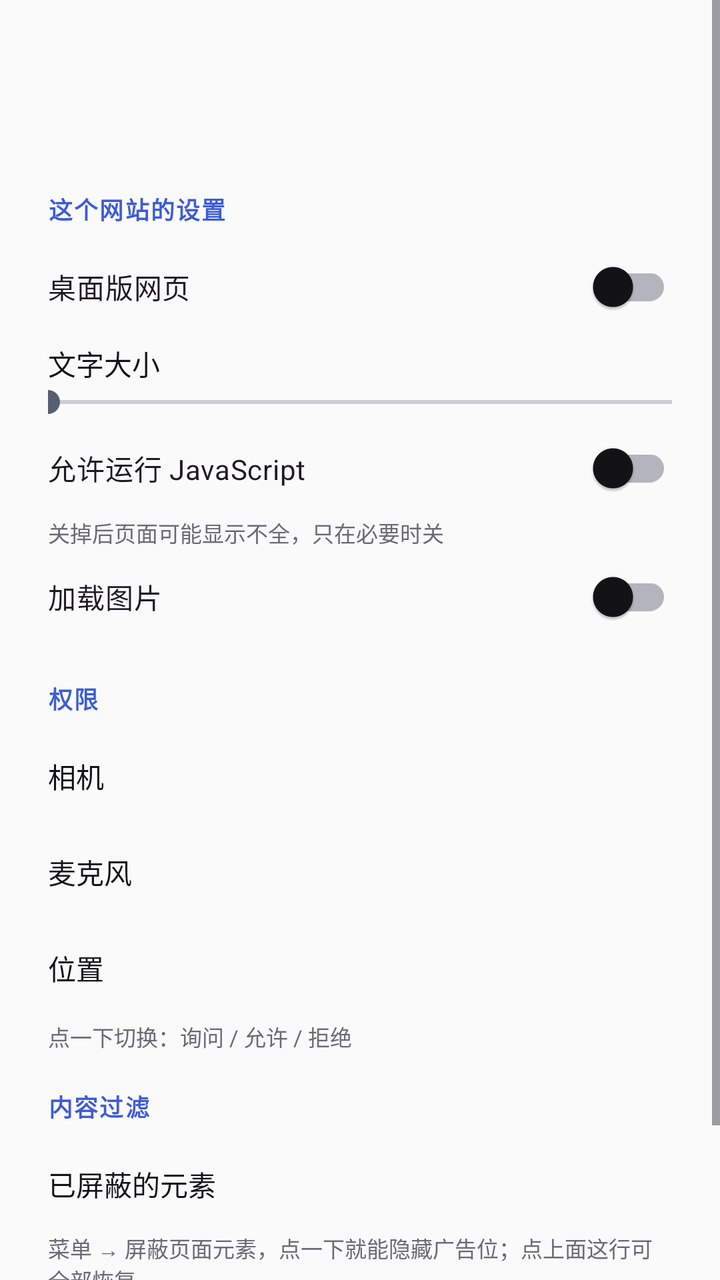
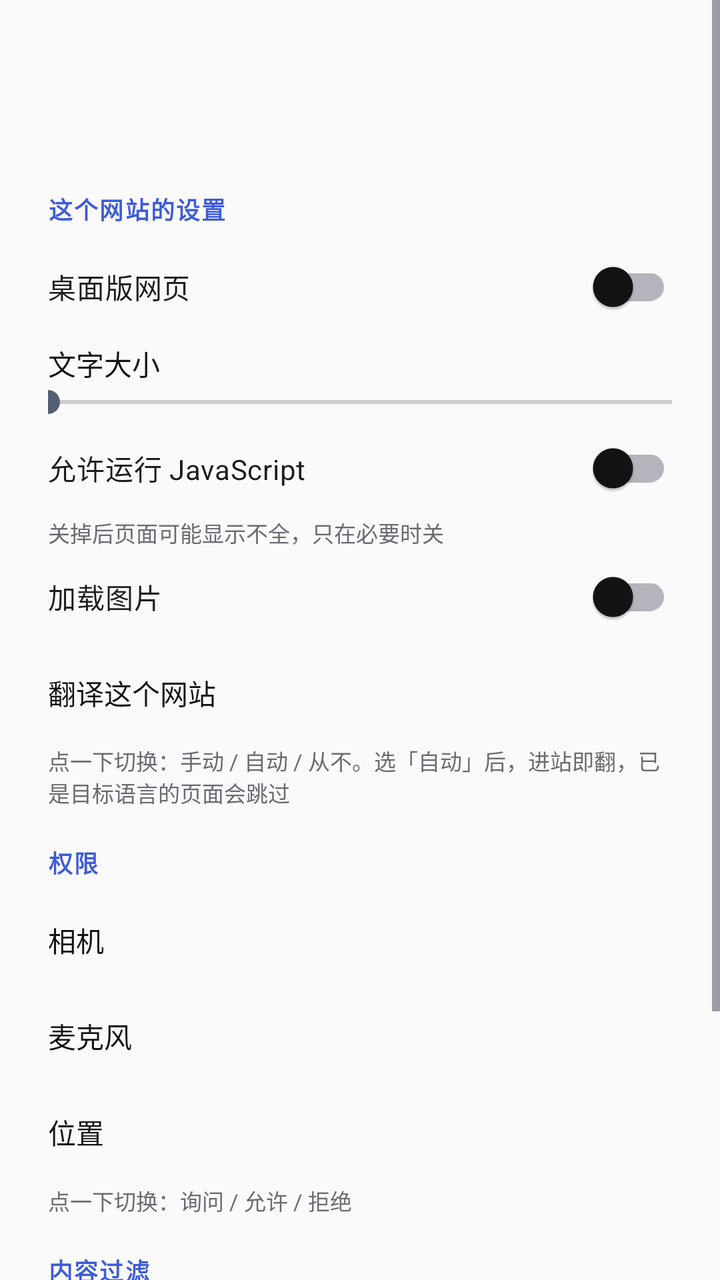

Compare the two renders of this Android layout. The source of the first and the diff that turns it into the second are given below.
<!-- AndroidManifest.xml: application theme Theme.PluginBrowser -->
<!-- res/layout/sheet_site_info.xml -->
<?xml version="1.0" encoding="utf-8"?>
<ScrollView xmlns:android="http://schemas.android.com/apk/res/android"
    android:layout_width="match_parent"
    android:layout_height="wrap_content"
    android:fillViewport="true">

    <LinearLayout
        android:layout_width="match_parent"
        android:layout_height="wrap_content"
        android:orientation="vertical"
        android:paddingBottom="24dp">

        
        <LinearLayout
            android:layout_width="match_parent"
            android:layout_height="wrap_content"
            android:orientation="vertical"
            android:paddingStart="24dp"
            android:paddingTop="8dp"
            android:paddingEnd="24dp">

            <TextView
                android:id="@+id/site_host"
                android:layout_width="match_parent"
                android:layout_height="wrap_content"
                android:textColor="?attr/colorOnSurface"
                android:textSize="19sp"
                android:textStyle="bold"
                android:maxLines="1"
                android:ellipsize="middle" />

            <TextView
                android:id="@+id/site_state"
                android:layout_width="match_parent"
                android:layout_height="wrap_content"
                android:layout_marginTop="4dp"
                android:textColor="?attr/colorOnSurfaceVariant"
                android:textSize="13sp" />

            <TextView
                android:id="@+id/site_cert"
                android:layout_width="match_parent"
                android:layout_height="wrap_content"
                android:layout_marginTop="6dp"
                android:textColor="?attr/colorOnSurfaceVariant"
                android:textSize="12sp"
                android:lineSpacingExtra="3dp" />
        </LinearLayout>

        <TextView
            style="@style/SiteSheetSection"
            android:text="这个网站的设置" />

        <com.google.android.material.switchmaterial.SwitchMaterial
            android:id="@+id/sw_desktop"
            android:layout_width="match_parent"
            android:layout_height="wrap_content"
            android:minHeight="48dp"
            android:paddingStart="24dp"
            android:paddingEnd="24dp"
            android:text="桌面版网页"
            android:textSize="14sp" />

        <LinearLayout
            android:layout_width="match_parent"
            android:layout_height="wrap_content"
            android:orientation="vertical"
            android:paddingStart="24dp"
            android:paddingTop="4dp"
            android:paddingEnd="24dp">

            <LinearLayout
                android:layout_width="match_parent"
                android:layout_height="wrap_content"
                android:orientation="horizontal"
                android:gravity="center_vertical">

                <TextView
                    android:layout_width="0dp"
                    android:layout_height="wrap_content"
                    android:layout_weight="1"
                    android:text="文字大小"
                    android:textColor="?attr/colorOnSurface"
                    android:textSize="14sp" />

                <TextView
                    android:id="@+id/zoom_value"
                    android:layout_width="wrap_content"
                    android:layout_height="wrap_content"
                    android:textColor="?attr/colorOnSurfaceVariant"
                    android:textSize="13sp" />
            </LinearLayout>

            <SeekBar
                android:id="@+id/zoom_seek"
                android:layout_width="match_parent"
                android:layout_height="wrap_content"
                android:max="100"
                android:paddingStart="0dp"
                android:paddingEnd="0dp" />
        </LinearLayout>

        <com.google.android.material.switchmaterial.SwitchMaterial
            android:id="@+id/sw_js"
            android:layout_width="match_parent"
            android:layout_height="wrap_content"
            android:minHeight="48dp"
            android:paddingStart="24dp"
            android:paddingEnd="24dp"
            android:text="允许运行 JavaScript"
            android:textSize="14sp" />

        <TextView
            android:layout_width="match_parent"
            android:layout_height="wrap_content"
            android:paddingStart="24dp"
            android:paddingEnd="24dp"
            android:text="关掉后页面可能显示不全，只在必要时关"
            android:textColor="?attr/colorOnSurfaceVariant"
            android:textSize="11sp" />

        <com.google.android.material.switchmaterial.SwitchMaterial
            android:id="@+id/sw_images"
            android:layout_width="match_parent"
            android:layout_height="wrap_content"
            android:minHeight="48dp"
            android:paddingStart="24dp"
            android:paddingEnd="24dp"
            android:text="加载图片"
            android:textSize="14sp" />

        <TextView
            style="@style/SiteSheetSection"
            android:text="权限" />

        <LinearLayout
            android:id="@+id/perm_camera"
            style="@style/SiteSheetRow">

            <TextView
                style="@style/SiteSheetRowTitle"
                android:text="相机" />

            <TextView
                android:id="@+id/perm_camera_value"
                style="@style/SiteSheetRowValue" />
        </LinearLayout>

        <LinearLayout
            android:id="@+id/perm_mic"
            style="@style/SiteSheetRow">

            <TextView
                style="@style/SiteSheetRowTitle"
                android:text="麦克风" />

            <TextView
                android:id="@+id/perm_mic_value"
                style="@style/SiteSheetRowValue" />
        </LinearLayout>

        <LinearLayout
            android:id="@+id/perm_location"
            style="@style/SiteSheetRow">

            <TextView
                style="@style/SiteSheetRowTitle"
                android:text="位置" />

            <TextView
                android:id="@+id/perm_location_value"
                style="@style/SiteSheetRowValue" />
        </LinearLayout>

        <TextView
            android:layout_width="match_parent"
            android:layout_height="wrap_content"
            android:paddingStart="24dp"
            android:paddingTop="2dp"
            android:paddingEnd="24dp"
            android:text="点一下切换：询问 / 允许 / 拒绝"
            android:textColor="?attr/colorOnSurfaceVariant"
            android:textSize="11sp" />

        <TextView
            style="@style/SiteSheetSection"
            android:text="内容过滤" />

        <LinearLayout
            android:id="@+id/row_blocked"
            style="@style/SiteSheetRow">

            <TextView
                style="@style/SiteSheetRowTitle"
                android:text="已屏蔽的元素" />

            <TextView
                android:id="@+id/blocked_value"
                style="@style/SiteSheetRowValue" />
        </LinearLayout>

        <TextView
            android:layout_width="match_parent"
            android:layout_height="wrap_content"
            android:paddingStart="24dp"
            android:paddingEnd="24dp"
            android:text="菜单 → 屏蔽页面元素，点一下就能隐藏广告位；点上面这行可全部恢复"
            android:textColor="?attr/colorOnSurfaceVariant"
            android:textSize="11sp" />

        <com.google.android.material.button.MaterialButton
            android:id="@+id/btn_clear_site"
            style="@style/Widget.Material3.Button.TextButton"
            android:layout_width="wrap_content"
            android:layout_height="wrap_content"
            android:layout_marginStart="12dp"
            android:layout_marginTop="8dp"
            android:text="清除本站数据"
            android:textColor="?attr/colorError" />
    </LinearLayout>
</ScrollView>
<!-- resources referenced by this layout -->
<resources>
  <style name="SiteSheetRow">
          <item name="android:layout_width">match_parent</item>
          <item name="android:layout_height">48dp</item>
          <item name="android:orientation">horizontal</item>
          <item name="android:gravity">center_vertical</item>
          <item name="android:paddingStart">24dp</item>
          <item name="android:paddingEnd">24dp</item>
          <item name="android:background">?attr/selectableItemBackground</item>
          <item name="android:clickable">true</item>
          <item name="android:focusable">true</item>
      </style>
  <style name="SiteSheetRowTitle">
          <item name="android:layout_width">0dp</item>
          <item name="android:layout_height">wrap_content</item>
          <item name="android:layout_weight">1</item>
          <item name="android:textColor">?attr/colorOnSurface</item>
          <item name="android:textSize">14sp</item>
      </style>
  <style name="SiteSheetRowValue">
          <item name="android:layout_width">wrap_content</item>
          <item name="android:layout_height">wrap_content</item>
          <item name="android:textColor">?attr/colorOnSurfaceVariant</item>
          <item name="android:textSize">13sp</item>
      </style>
  <style name="SiteSheetSection">
          <item name="android:layout_width">match_parent</item>
          <item name="android:layout_height">wrap_content</item>
          <item name="android:paddingStart">24dp</item>
          <item name="android:paddingTop">18dp</item>
          <item name="android:paddingEnd">24dp</item>
          <item name="android:paddingBottom">6dp</item>
          <item name="android:textColor">?attr/colorPrimary</item>
          <item name="android:textSize">12sp</item>
          <item name="android:textStyle">bold</item>
          <item name="android:letterSpacing">0.06</item>
      </style>
  <color name="colorPrimary">#3D5BD9</color>
  <color name="colorOnPrimary">#FFFFFF</color>
  <color name="colorPrimaryContainer">#DDE3FF</color>
  <color name="colorOnPrimaryContainer">#0B1740</color>
  <color name="colorSecondary">#565E71</color>
  <color name="colorOnSecondary">#FFFFFF</color>
  <color name="colorSecondaryContainer">#E8EAF1</color>
  <color name="colorOnSecondaryContainer">#1A1E28</color>
  <color name="colorSurface">#FAFAFA</color>
  <color name="colorOnSurface">#131316</color>
  <color name="colorSurfaceVariant">#F2F2F5</color>
  <color name="colorOnSurfaceVariant">#6A6A73</color>
  <color name="colorOutline">#B4B4BD</color>
  <color name="colorOutlineVariant">#E4E4E9</color>
  <color name="colorError">#BA1A1A</color>
  <color name="colorOnError">#FFFFFF</color>
  <!-- unchanged entries left out for length: 1 -->
</resources>

<!-- the commit's change to res/layout/sheet_site_info.xml (unified diff, before → after) -->
@@ -129,6 +129,29 @@
             android:text="加载图片"
             android:textSize="14sp" />
 
+        <LinearLayout
+            android:id="@+id/row_translate"
+            style="@style/SiteSheetRow">
+
+            <TextView
+                style="@style/SiteSheetRowTitle"
+                android:text="@string/translate_site_label" />
+
+            <TextView
+                android:id="@+id/translate_value"
+                style="@style/SiteSheetRowValue" />
+        </LinearLayout>
+
+        <TextView
+            android:layout_width="match_parent"
+            android:layout_height="wrap_content"
+            android:paddingStart="24dp"
+            android:paddingTop="2dp"
+            android:paddingEnd="24dp"
+            android:text="@string/translate_site_hint"
+            android:textColor="?attr/colorOnSurfaceVariant"
+            android:textSize="11sp" />
+
         <TextView
             style="@style/SiteSheetSection"
             android:text="权限" />
<!-- resource entries referenced after the edit -->
@@ -1,5 +1,7 @@
 <!-- resources referenced by this layout -->
 <resources>
+  <string name="translate_site_hint">点一下切换：手动 / 自动 / 从不。选「自动」后，进站即翻，已是目标语言的页面会跳过</string>
+  <string name="translate_site_label">翻译这个网站</string>
   <style name="SiteSheetRow">
           <item name="android:layout_width">match_parent</item>
           <item name="android:layout_height">48dp</item>
